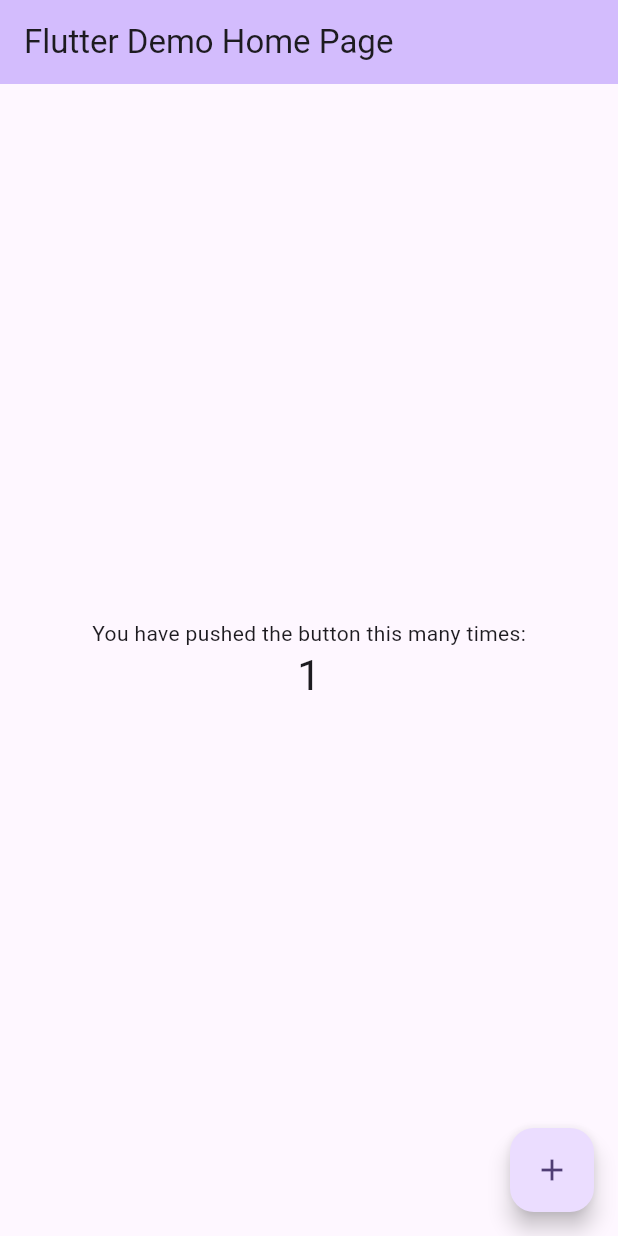
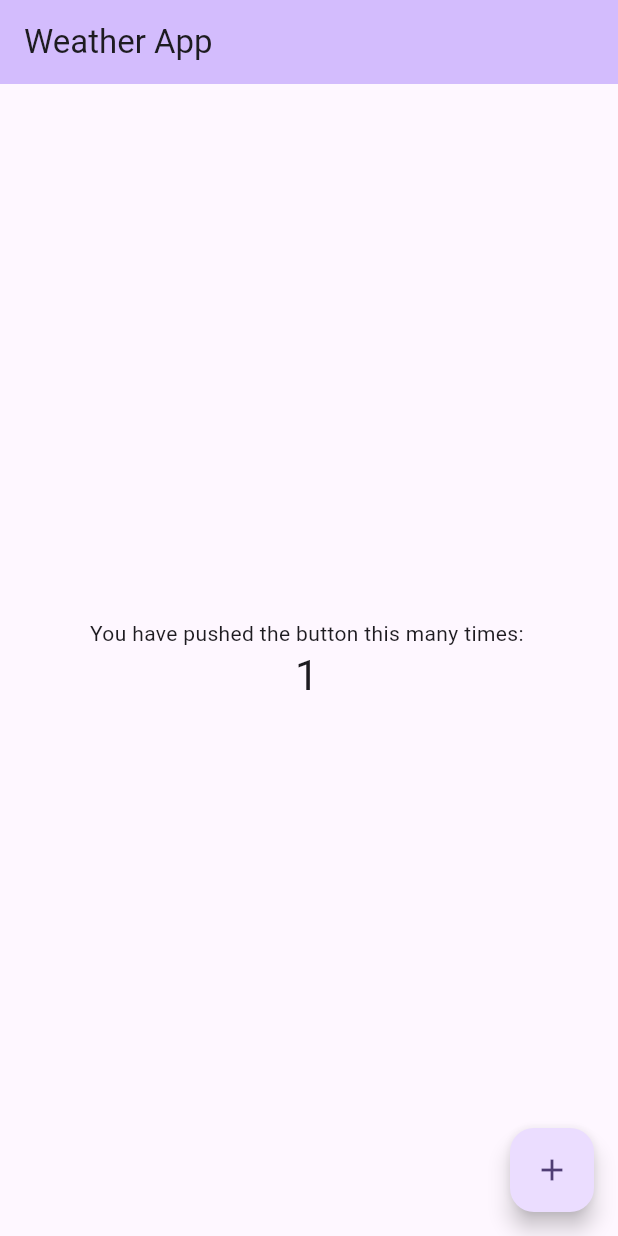
Before and after one commit to Lucasbritx/weather_app, a Flutter app: the screen it shows after launch, after a tap on the "add" icon, on a phone screen of 412 x 824 dp. Run offline on Flutter 3.47's test engine with Material 3 defaults, Android fonts, the phone set to English and light mode, and no system bars; our stand-ins replace flutter_dotenv; network calls fail.

Commit message:
:sparkles: added .env file to create api key and weather api first call

```diff
--- a/lib/main.dart
+++ b/lib/main.dart
@@ -1,6 +1,9 @@
 import 'package:flutter/material.dart';
+import 'package:http/http.dart' as http;
+import 'package:flutter_dotenv/flutter_dotenv.dart';
 
-void main() {
+void main() async {
+  await dotenv.load(fileName: '.env');
   runApp(const MyApp());
 }
 
@@ -11,7 +14,7 @@ class MyApp extends StatelessWidget {
   @override
   Widget build(BuildContext context) {
     return MaterialApp(
-      title: 'Flutter Demo',
+      title: 'Weather App',
       theme: ThemeData(
         // This is the theme of your application.
         //
@@ -30,7 +33,7 @@ class MyApp extends StatelessWidget {
         // tested with just a hot reload.
         colorScheme: ColorScheme.fromSeed(seedColor: Colors.deepPurple),
       ),
-      home: const MyHomePage(title: 'Flutter Demo Home Page'),
+      home: const MyHomePage(title: 'Weather App'),
     );
   }
 }
@@ -56,6 +59,25 @@ class MyHomePage extends StatefulWidget {
 class _MyHomePageState extends State<MyHomePage> {
   int _counter = 0;
 
+  void _fetchWeather() async {
+    try {
+      String apiKey = dotenv.env['WEATHER_API_KEY']!;
+
+      final response = await http.get(
+        Uri.parse(
+          'http://api.weatherapi.com/v1/current.json?key=$apiKey&q=London&aqi=yes',
+        ),
+      );
+      if (response.statusCode == 200) {
+        print(response.body);
+      } else {
+        print('Failed to fetch weather data');
+      }
+    } catch (e) {
+      print('Failed to fetch weather data: $e');
+    }
+  }
+
   void _incrementCounter() {
     setState(() {
       // This call to setState tells the Flutter framework that something has
@@ -69,6 +91,7 @@ class _MyHomePageState extends State<MyHomePage> {
 
   @override
   Widget build(BuildContext context) {
+    _fetchWeather();
     // This method is rerun every time setState is called, for instance as done
     // by the _incrementCounter method above.
     //
@@ -104,8 +127,8 @@ class _MyHomePageState extends State<MyHomePage> {
           // wireframe for each widget.
           mainAxisAlignment: MainAxisAlignment.center,
           children: <Widget>[
-            const Text('You have pushed the button this many times:'),
-            Text(
+            const SelectableText('You have pushed the button this many times:'),
+            SelectableText(
               '$_counter',
               style: Theme.of(context).textTheme.headlineMedium,
             ),
```
Also changed, not shown: pubspec.yaml (+4 -30 lines), pubspec.lock, 1 other file.
